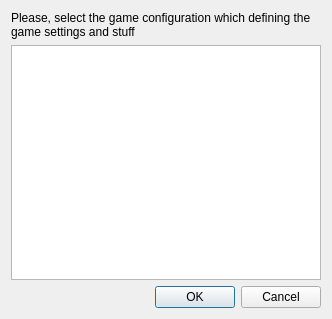
First picture: the form in Editor/data_configs/config_manager.ui, repository WohlSoft/Moondust-Project, before the edit.
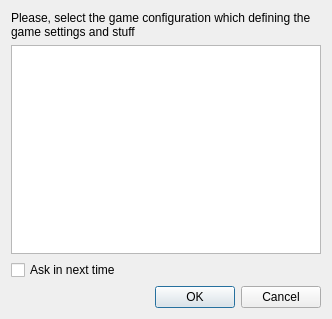
Second picture: the form after the edit. Icons and pictures are not drawn.

Commit message: [Experimental] Added "Ask in next time" checkbox in config selection dialog for editor

```diff
--- a/Editor/data_configs/config_manager.ui
+++ b/Editor/data_configs/config_manager.ui
@@ -47,7 +47,7 @@
      </property>
     </widget>
    </item>
-   <item row="2" column="0">
+   <item row="3" column="0">
     <widget class="QDialogButtonBox" name="buttonBox">
      <property name="orientation">
       <enum>Qt::Horizontal</enum>
@@ -57,6 +57,13 @@
      </property>
     </widget>
    </item>
+   <item row="2" column="0">
+    <widget class="QCheckBox" name="AskAgain">
+     <property name="text">
+      <string>Ask in next time</string>
+     </property>
+    </widget>
+   </item>
   </layout>
  </widget>
  <resources>
```
The commit also changes 2 other files.
